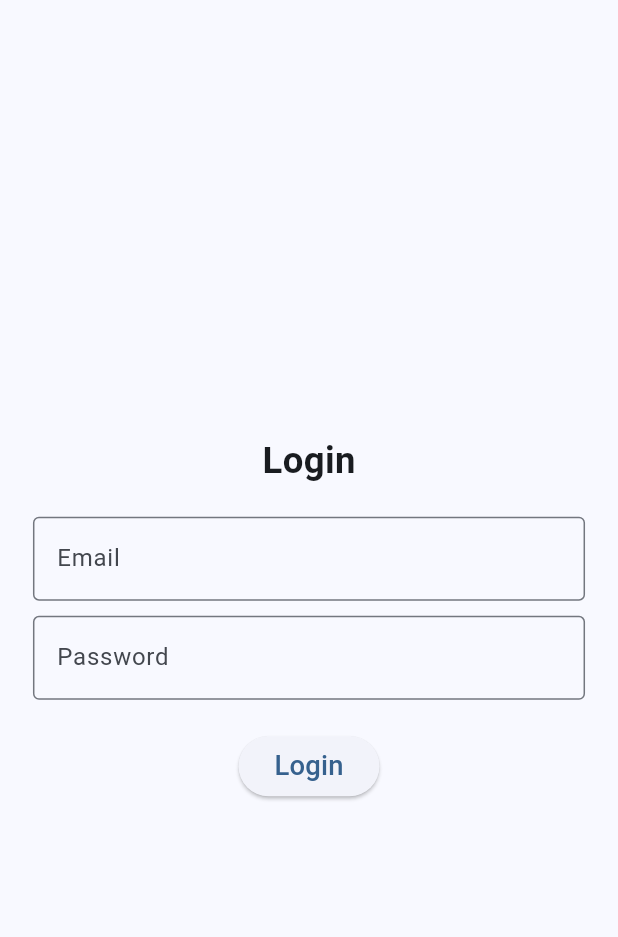
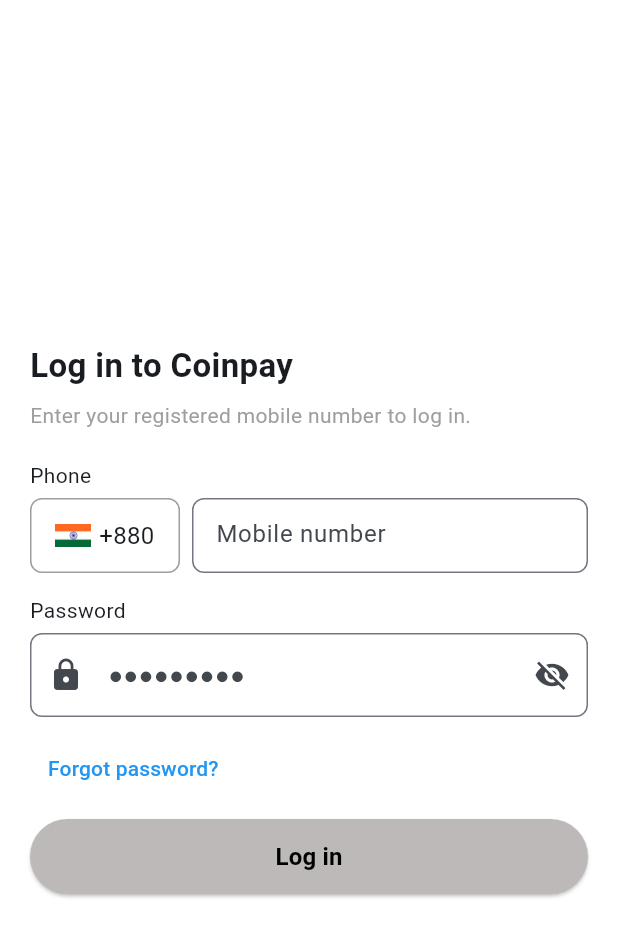
Before and after one commit to TI-POLINDRA/PEMOBILE2-D4RPL2A-PRAKTIKUM4, a Flutter app: the LoginScreen screen opened directly, on a phone screen of 412 x 824 dp. Shown: the top 937 px of the screen. Run offline on Flutter 3.47's test engine with Material 3 defaults, Android fonts, the light colour scheme and no system bars; our stand-ins replace flutter_screenutil.

Commit message:
ui: tampilan login

```diff
--- a/lib/main.dart
+++ b/lib/main.dart
@@ -1,7 +1,6 @@
 import 'package:flutter/material.dart';
 import 'package:flutter_screenutil/flutter_screenutil.dart';
 import 'package:pemobile2_d4rpl3a_praktikum4/screens/login_screen.dart';
-import 'package:pemobile2_d4rpl3a_praktikum4/utils/router_check.dart';
 
 void main() {
   runApp(const MyApp());
@@ -16,19 +15,14 @@
       designSize: const Size(375, 812),
       minTextAdapt: true,
       splitScreenMode: true,
-      builder: (context, child) {
-        return MaterialApp(
-          title: 'Flutter Demo',
-          theme: ThemeData(
-            colorScheme: ColorScheme.fromSeed(seedColor: Colors.blue),
-          ),
-          initialRoute: '/',
-          routes: {
-            '/': (context) => const RouterCheck(),
-            '/login': (context) => const LoginScreen(),
-          },
-        );
-      },
+      child: MaterialApp(
+        debugShowCheckedModeBanner: false,
+        title: 'Login App',
+        theme: ThemeData(
+          colorScheme: ColorScheme.fromSeed(seedColor: Colors.blue),
+        ),
+        home: LoginScreen(),
+      ),
     );
   }
 }
--- a/lib/screens/login_screen.dart
+++ b/lib/screens/login_screen.dart
@@ -1,44 +1,148 @@
 import 'package:flutter/material.dart';
-import 'package:flutter_screenutil/flutter_screenutil.dart';
 
-class LoginScreen extends StatelessWidget {
-  const LoginScreen({super.key});
+void main() {
+  runApp(MaterialApp(
+    debugShowCheckedModeBanner: false,
+    home: LoginScreen(),
+  ));
+}
+
+class LoginScreen extends StatefulWidget {
+  @override
+  _LoginScreenState createState() => _LoginScreenState();
+}
+
+class _LoginScreenState extends State<LoginScreen> {
+  final TextEditingController phoneController = TextEditingController();
+  final TextEditingController passwordController = TextEditingController();
+  bool isPasswordVisible = false;
 
   @override
   Widget build(BuildContext context) {
     return Scaffold(
-      body: Center(
-        child: Padding(
-          padding: EdgeInsets.all(20.w),
+      backgroundColor: Colors.white,
+      body: Padding(
+        padding: const EdgeInsets.symmetric(horizontal: 20.0),
         child: Column(
-            mainAxisSize: MainAxisSize.min,
+          mainAxisAlignment: MainAxisAlignment.center,
+          crossAxisAlignment: CrossAxisAlignment.start,
           children: [
             Text(
-                "Login",
-                style: TextStyle(fontSize: 24.sp, fontWeight: FontWeight.bold),
+              "Log in to Coinpay",
+              style: TextStyle(fontSize: 22, fontWeight: FontWeight.bold),
             ),
-              SizedBox(height: 20.h),
-              TextField(
-                decoration: InputDecoration(
-                  border: OutlineInputBorder(),
-                  hintText: 'Email',
+            SizedBox(height: 8),
+            Text(
+              "Enter your registered mobile number to log in.",
+              style: TextStyle(fontSize: 14, color: Colors.grey),
+            ),
+            SizedBox(height: 20),
+
+            // Input Nomor Telepon
+            Text("Phone"),
+            SizedBox(height: 5),
+            Row(
+              children: [
+                Container(
+                  height: 50,
+                  width: 100,
+                  padding: EdgeInsets.symmetric(horizontal: 12),
+                  decoration: BoxDecoration(
+                    border: Border.all(color: Colors.grey),
+                    borderRadius: BorderRadius.circular(8),
+                    color: Colors.white,
+                  ),
+                  child: Row(
+                    mainAxisAlignment: MainAxisAlignment.center,
+                    children: [
+                      Image.asset(
+                        'assets/images/bd_flag.png', // Pastikan gambar bendera ada di folder assets
+                        width: 24,
+                        height: 16,
+                      ),
+                      SizedBox(width: 5),
+                      Text("+880", style: TextStyle(fontSize: 16)),
+                    ],
                   ),
                 ),
-              SizedBox(height: 10.h),
-              TextField(
-                obscureText: true,
+                SizedBox(width: 8),
+                Expanded(
+                  child: Container(
+                    height: 50,
+                    child: TextField(
+                      controller: phoneController,
+                      keyboardType: TextInputType.phone,
                       decoration: InputDecoration(
-                  border: OutlineInputBorder(),
-                  hintText: 'Password',
+                        contentPadding:
+                            EdgeInsets.symmetric(vertical: 15, horizontal: 12),
+                        hintText: "Mobile number",
+                        border: OutlineInputBorder(
+                          borderRadius: BorderRadius.circular(8),
                         ),
                       ),
-              SizedBox(height: 20.h),
-              ElevatedButton(
-                onPressed: () {},
-                child: Text("Login", style: TextStyle(fontSize: 18.sp)),
+                    ),
+                  ),
                 ),
               ],
             ),
+            SizedBox(height: 15),
+
+            // Input Password
+            Text("Password"),
+            SizedBox(height: 5),
+            TextField(
+              controller: passwordController,
+              obscureText: !isPasswordVisible,
+              decoration: InputDecoration(
+                prefixIcon: Icon(Icons.lock),
+                suffixIcon: IconButton(
+                  icon: Icon(
+                    isPasswordVisible ? Icons.visibility : Icons.visibility_off,
+                  ),
+                  onPressed: () {
+                    setState(() {
+                      isPasswordVisible = !isPasswordVisible;
+                    });
+                  },
+                ),
+                hintText: "●●●●●●●●●",
+                border:
+                    OutlineInputBorder(borderRadius: BorderRadius.circular(8)),
+              ),
+            ),
+            SizedBox(height: 10),
+
+            // Forgot Password
+            Align(
+              alignment: Alignment.centerLeft,
+              child: TextButton(
+                onPressed: () {
+                  // Aksi untuk lupa password
+                },
+                child: Text("Forgot password?",
+                    style: TextStyle(color: Colors.blue)),
+              ),
+            ),
+
+            // Tombol Login
+            SizedBox(height: 10),
+            ElevatedButton(
+              onPressed: () {
+                // Aksi saat tombol login ditekan
+              },
+              style: ElevatedButton.styleFrom(
+                minimumSize: Size(double.infinity, 50),
+                backgroundColor: const Color.fromARGB(255, 189, 185, 185),
+              ),
+              child: Text(
+                "Log in",
+                style: TextStyle(
+                    fontSize: 16,
+                    fontWeight: FontWeight.bold,
+                    color: Colors.black),
+              ),
+            ),
+          ],
         ),
       ),
     );
```
Also changed, not shown: pubspec.yaml (+3 -66 lines), assets/images/bd_flag.png (added). Lines whose indentation alone changed are shown as unchanged.
